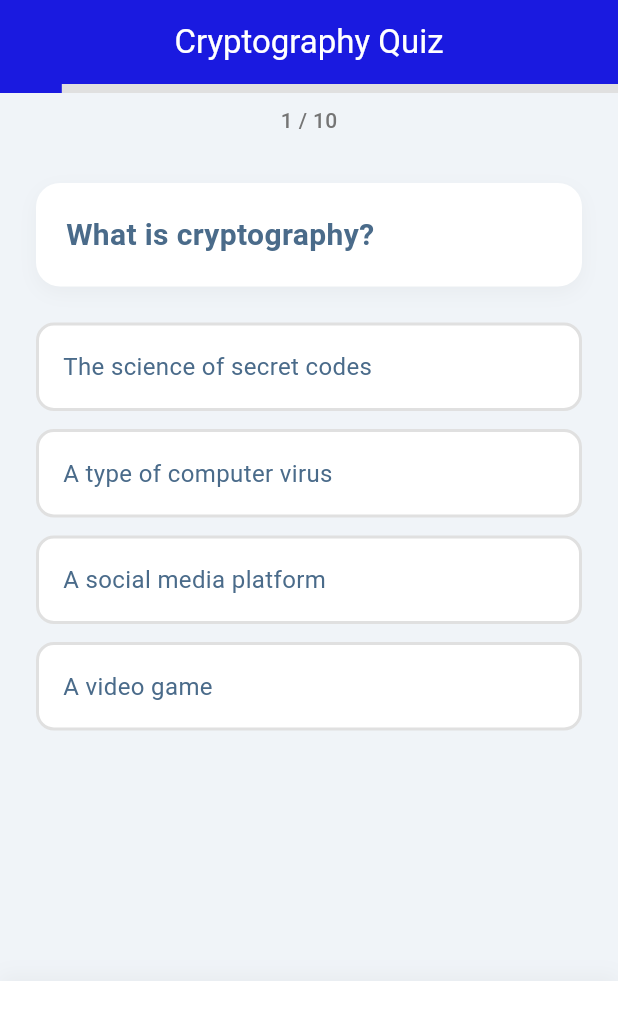
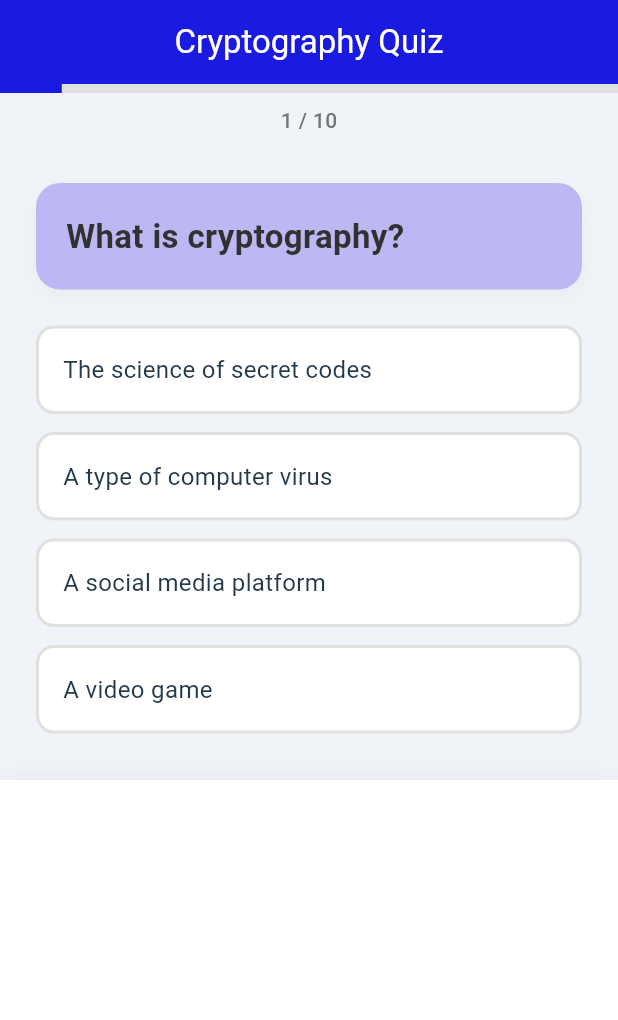
Before and after one commit to wso-6/ceit_project, a Flutter app: the QuizScreen screen opened directly with sample values from the repository, on a phone screen of 412 x 824 dp. Shown: the top 1020 px of the screen. Run offline on Flutter 3.47's test engine with Material 3 defaults, Android fonts, the phone set to English and light mode, and no system bars; our stand-ins replace google_fonts, shared_preferences, sqflite; accounts and stored records are empty.

Commit message:
Quiz UI updated: button sizes, padding, colors, question card background, answer text colors refined

```diff
--- a/lib/quiz_screen.dart
+++ b/lib/quiz_screen.dart
@@ -126,7 +126,7 @@ class _QuizScreenState extends State<QuizScreen> {
                     width: double.infinity,
                     padding: const EdgeInsets.all(20),
                     decoration: BoxDecoration(
-                      color: Colors.white,
+                      color: const Color.fromARGB(255, 189, 184, 243),
                       borderRadius: BorderRadius.circular(16),
                       boxShadow: [
                         BoxShadow(
@@ -139,9 +139,9 @@ class _QuizScreenState extends State<QuizScreen> {
                     child: Text(
                       question.question,
                       style: const TextStyle(
-                        fontSize: 20,
+                        fontSize: 22,
                         fontWeight: FontWeight.bold,
-                        color: Color(0xFF4A6B8A),
+                        color: Color.fromARGB(255, 50, 49, 49),
                       ),
                     ),
                   ),
@@ -182,7 +182,7 @@ class _QuizScreenState extends State<QuizScreen> {
                                   fontWeight: isSelected
                                       ? FontWeight.bold
                                       : FontWeight.normal,
-                                  color: const Color(0xFF4A6B8A),
+                                  color: const Color.fromARGB(255, 37, 57, 75),
                                 ),
                               ),
                             ),
@@ -197,12 +197,13 @@ class _QuizScreenState extends State<QuizScreen> {
                       ),
                     );
                   }),
+                  const SizedBox(height: 16),
                 ],
               ),
             ),
           ),
           Container(
-            padding: const EdgeInsets.symmetric(horizontal: 16, vertical: 85),
+            padding: const EdgeInsets.symmetric(horizontal: 40, vertical: 152),
             decoration: BoxDecoration(
               color: Colors.white,
               boxShadow: [
@@ -228,6 +229,10 @@ class _QuizScreenState extends State<QuizScreen> {
                       shape: RoundedRectangleBorder(
                         borderRadius: BorderRadius.circular(12),
                       ),
+                      padding: const EdgeInsets.symmetric(
+                        horizontal: 20,
+                        vertical: 14,
+                      ),
                     ),
                   )
                 else
@@ -251,6 +256,10 @@ class _QuizScreenState extends State<QuizScreen> {
                       foregroundColor: Colors.white,
                       shape: RoundedRectangleBorder(
                         borderRadius: BorderRadius.circular(12),
+                      ),
+                      padding: const EdgeInsets.symmetric(
+                        horizontal: 24,
+                        vertical: 14,
                       ),
                     ),
                   ),
@@ -317,7 +326,6 @@ class _QuizScreenState extends State<QuizScreen> {
                 textAlign: TextAlign.center,
               ),
               const SizedBox(height: 40),
-              const SizedBox(height: 12),
               SizedBox(
                 width: double.infinity,
                 child: OutlinedButton.icon(
@@ -371,9 +379,7 @@ class _QuizScreenState extends State<QuizScreen> {
                   ),
                   const SizedBox(width: 16),
                   OutlinedButton.icon(
-                    onPressed: () {
-                      Navigator.pop(context);
-                    },
+                    onPressed: () => Navigator.pop(context),
                     icon: const Icon(Icons.arrow_back),
                     label: const Text('Back'),
                     style: OutlinedButton.styleFrom(
@@ -410,7 +416,6 @@ class _QuizScreenState extends State<QuizScreen> {
           final question = widget.quizTopic.questions[index];
           final userAnswer = _userAnswers[index];
           final isCorrect = userAnswer == question.correctAnswerIndex;
-
           return Container(
             margin: const EdgeInsets.only(bottom: 12),
             padding: const EdgeInsets.all(16),
```
